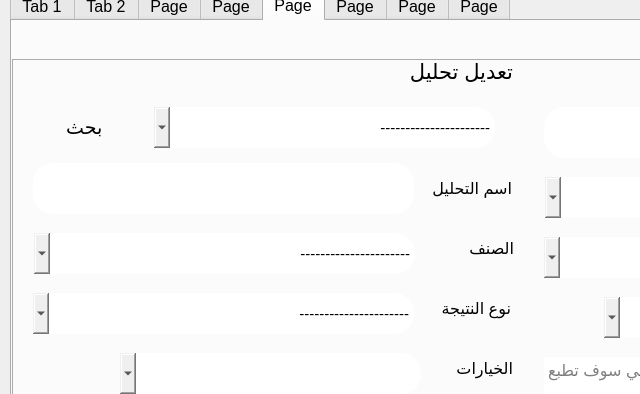
Old version of the form a tahlel project 2/design.ui in the repository ameer810/analyst-pyqt5-project; both pictures show x 0 to 640 and y 0 to 394 of the 1246 by 745 pixel window.
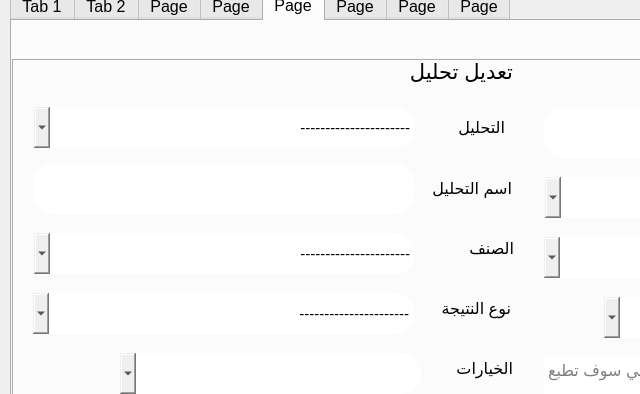
New version of the form. The open tabs and pages were chosen to show the change. Icons and pictures are not drawn.

```diff
--- a/a tahlel project 2/design.ui
+++ b/a tahlel project 2/design.ui
@@ -5319,9 +5319,9 @@
         <widget class="QComboBox" name="comboBox_21">
          <property name="geometry">
           <rect>
-           <x>140</x>
+           <x>20</x>
            <y>50</y>
-           <width>341</width>
+           <width>381</width>
            <height>41</height>
           </rect>
          </property>
@@ -5397,41 +5397,6 @@
           </size>
          </property>
         </widget>
-        <widget class="QPushButton" name="pushButton_33">
-         <property name="geometry">
-          <rect>
-           <x>20</x>
-           <y>45</y>
-           <width>111</width>
-           <height>51</height>
-          </rect>
-         </property>
-         <property name="font">
-          <font>
-           <family>Segoe UI</family>
-           <pointsize>14</pointsize>
-          </font>
-         </property>
-         <property name="cursor">
-          <cursorShape>PointingHandCursor</cursorShape>
-         </property>
-         <property name="layoutDirection">
-          <enum>Qt::LeftToRight</enum>
-         </property>
-         <property name="text">
-          <string>بحث  </string>
-         </property>
-         <property name="icon">
-          <iconset resource="icons.qrc">
-           <normaloff>:/icons8-search-512.png</normaloff>:/icons8-search-512.png</iconset>
-         </property>
-         <property name="iconSize">
-          <size>
-           <width>24</width>
-           <height>25</height>
-          </size>
-         </property>
-        </widget>
         <widget class="QTextEdit" name="textEdit_4">
          <property name="geometry">
           <rect>
@@ -5512,9 +5477,9 @@
         <widget class="QLabel" name="label_57">
          <property name="geometry">
           <rect>
-           <x>386</x>
+           <x>406</x>
            <y>226</y>
-           <width>111</width>
+           <width>91</width>
            <height>51</height>
           </rect>
          </property>
@@ -5573,9 +5538,9 @@
         <widget class="QLabel" name="label_59">
          <property name="geometry">
           <rect>
-           <x>389</x>
+           <x>409</x>
            <y>166</y>
-           <width>111</width>
+           <width>91</width>
            <height>51</height>
           </rect>
          </property>
@@ -5594,9 +5559,9 @@
         <widget class="QLabel" name="label_52">
          <property name="geometry">
           <rect>
-           <x>377</x>
+           <x>397</x>
            <y>106</y>
-           <width>121</width>
+           <width>101</width>
            <height>51</height>
           </rect>
          </property>
@@ -5831,6 +5796,27 @@
           </size>
          </property>
         </widget>
+        <widget class="QLabel" name="label_71">
+         <property name="geometry">
+          <rect>
+           <x>420</x>
+           <y>45</y>
+           <width>71</width>
+           <height>51</height>
+          </rect>
+         </property>
+         <property name="font">
+          <font>
+           <family>Segoe UI</family>
+           <pointsize>12</pointsize>
+           <weight>50</weight>
+           <bold>false</bold>
+          </font>
+         </property>
+         <property name="text">
+          <string>التحليل</string>
+         </property>
+        </widget>
        </widget>
       </widget>
      </widget>
```
Left out of the diff: 169 changed lines with no effect on the pictures.
